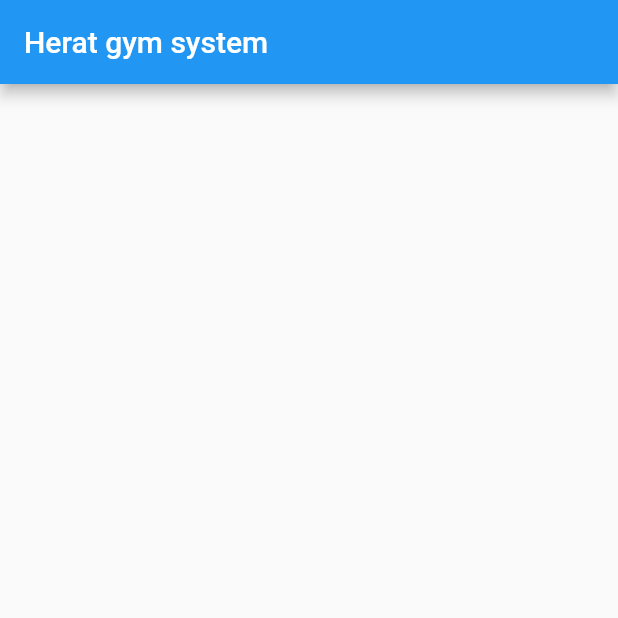
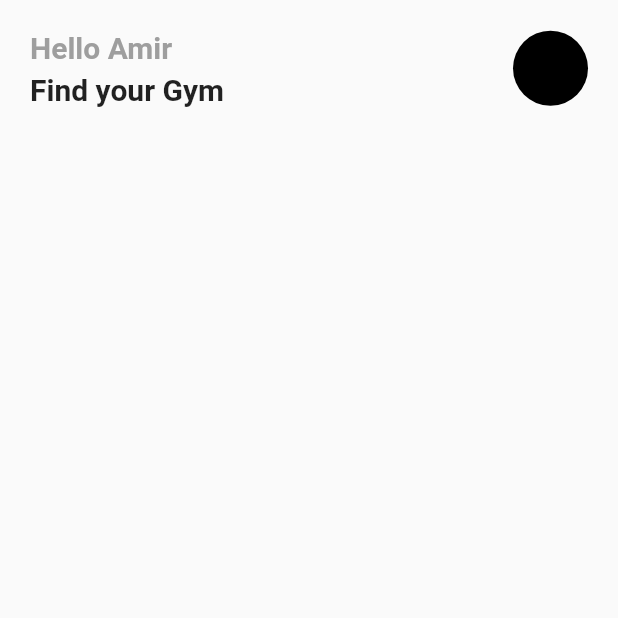
Before and after one commit to 98123AhmadSohail/Herat-gym-system, a Flutter app: the screen it shows after launch, on a phone screen of 412 x 824 dp, the top half of it. Run offline on Flutter 3.47's test engine with Material 2 defaults, Android fonts, the phone set to English and light mode, and no system bars.

Commit message:
creating an imaginary user telling him to find a gym

```diff
--- a/lib/main.dart
+++ b/lib/main.dart
@@ -6,7 +6,6 @@ void main() {
 
 class MyApp extends StatelessWidget {
   const MyApp({Key? key}) : super(key: key);
-
   @override
   Widget build(BuildContext context) {
     return const MaterialApp(
@@ -18,7 +17,6 @@ class MyApp extends StatelessWidget {
 
 class RootPage extends StatefulWidget {
   const RootPage({Key? key}) : super(key: key);
-
   @override
   State<RootPage> createState() => _RootPageState();
 }
@@ -27,8 +25,48 @@ class _RootPageState extends State<RootPage> {
   @override
   Widget build(BuildContext context) {
     return Scaffold(
-      appBar: AppBar(
-        title: const Text('Herat gym system'),
+      body: ListView(
+        children: [
+          Padding(
+            padding: const EdgeInsets.symmetric(vertical: 20, horizontal: 20),
+            child: Row(
+              mainAxisAlignment: MainAxisAlignment.spaceBetween,
+              children: [
+                Column(
+                  crossAxisAlignment: CrossAxisAlignment.start,
+                  children: const [
+                    Text(
+                      'Hello Amir',
+                      style: TextStyle(
+                        fontSize: 20,
+                        color: Colors.grey,
+                        fontWeight: FontWeight.bold,
+                      ),
+                    ),
+                    SizedBox(
+                      height: 5,
+                    ),
+                    Text(
+                      'Find your Gym',
+                      style: TextStyle(
+                        fontSize: 20,
+                        fontWeight: FontWeight.bold,
+                      ),
+                    ),
+                  ],
+                ),
+                Container(
+                  height: 50,
+                  width: 50,
+                  decoration: BoxDecoration(
+                    borderRadius: BorderRadius.circular(100),
+                    color: Colors.black,
+                  ),
+                )
+              ],
+            ),
+          )
+        ],
       ),
     );
   }
```
